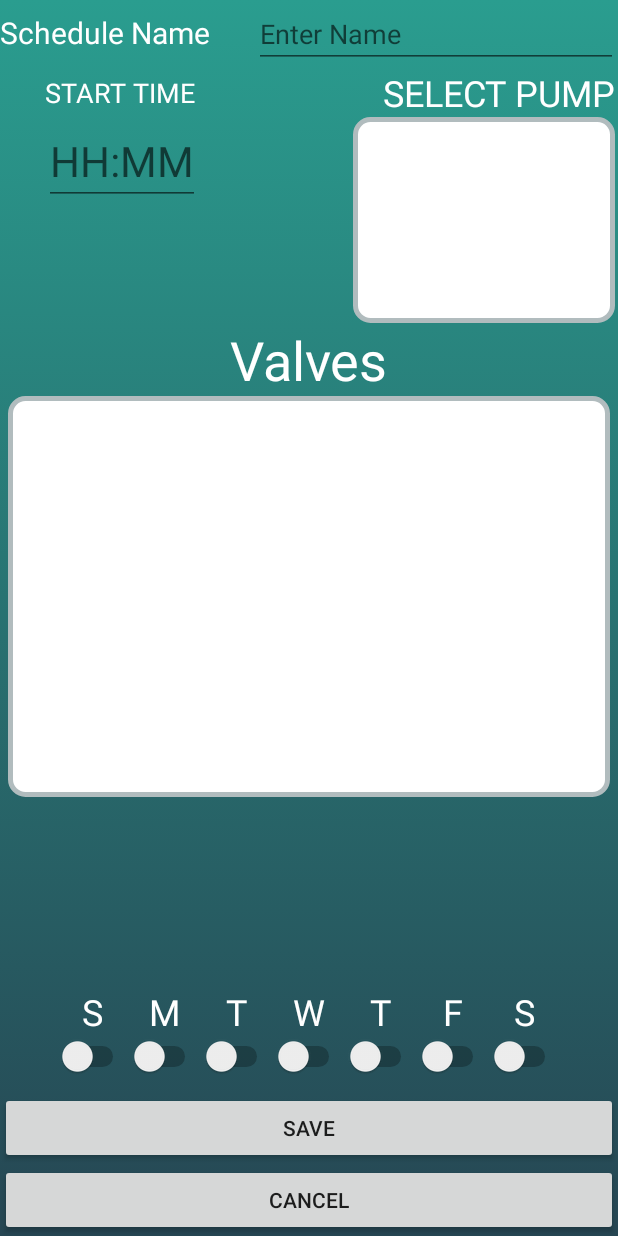
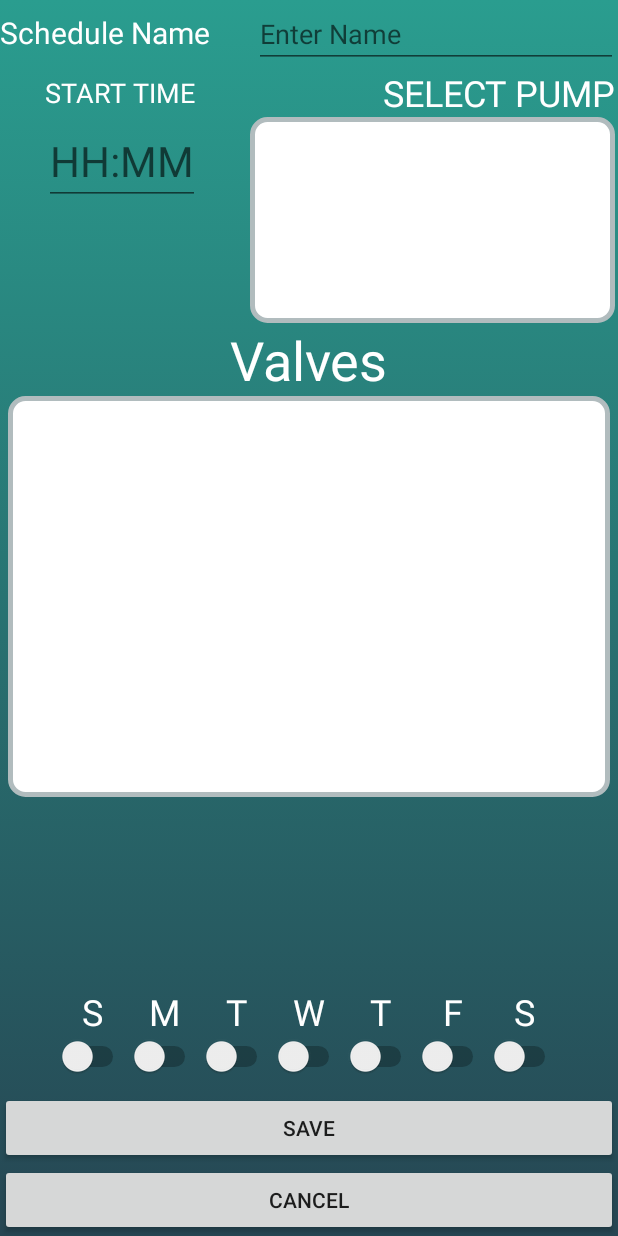
Before and after one commit to RomeTitus/Irrigation-android, an Android app: the Schedule screen opened directly, with no data from a screen before it, after a tap on "ADD SCHEDULE", on a phone screen of 412 x 824 dp. Run offline under Robolectric (Android 15) with nearby library versions, the phone set to English and light mode, and no system bars; libraries missing offline, so code that uses them is left out: com.vicmikhailau.maskededittext; plain views replace MaskedEditText.

Commit message:
changed the size of the equipment select windows

```diff
--- a/app/src/main/res/layout/activity_schedule.xml
+++ b/app/src/main/res/layout/activity_schedule.xml
@@ -168,8 +168,9 @@
             android:orientation="horizontal">
 
             <LinearLayout
-                android:layout_width="wrap_content"
+                android:layout_width="165dp"
                 android:layout_height="match_parent"
+                android:layout_weight="0.5"
                 android:orientation="vertical">
 
                 <com.vicmikhailau.maskededittext.MaskedEditText
@@ -178,7 +179,7 @@
                     android:layout_height="wrap_content"
                     android:layout_marginLeft="29dp"
                     android:layout_marginTop="0dp"
-                    android:layout_marginRight="100dp"
+                    android:layout_weight="0"
                     android:hint="HH:MM"
                     android:inputType="phone"
                     android:textColor="#FFFFFF"
@@ -202,6 +203,7 @@
                 android:layout_height="match_parent"
                 android:layout_marginLeft="2dp"
                 android:layout_marginRight="2dp"
+                android:layout_weight="80"
                 android:background="@drawable/layout_curve">
 
                 <LinearLayout
```
